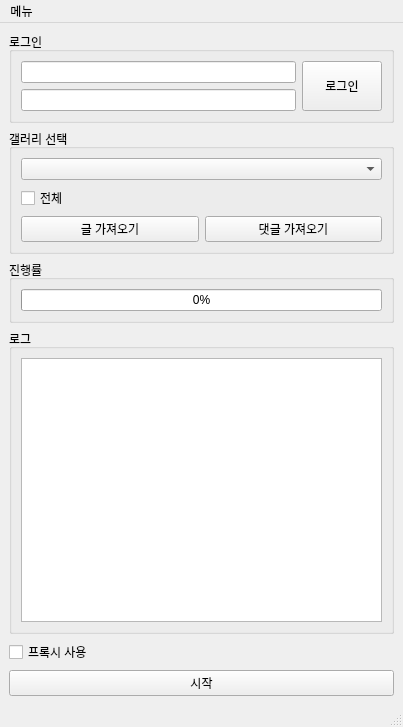
The window that dcinside_cleaner/gui/resources/ui/ui_main_window.ui (dlcjsdltlq/dcinside-cleaner) describes before a commit, drawn with Qt 5.
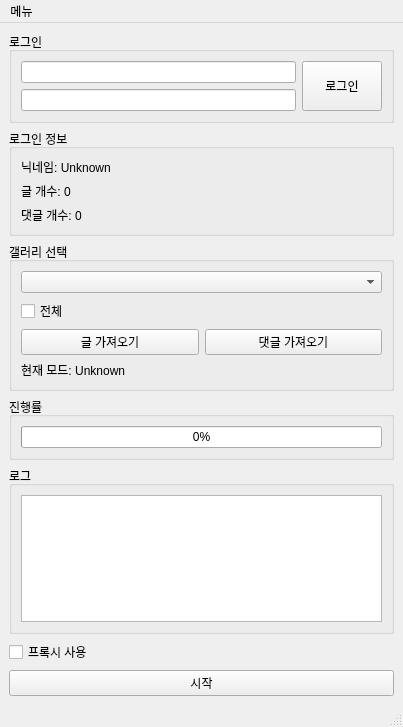
The same window after the commit.

What changed in the file:
```diff
--- a/dcinside_cleaner/gui/resources/ui/ui_main_window.ui
+++ b/dcinside_cleaner/gui/resources/ui/ui_main_window.ui
@@ -76,6 +76,36 @@
       </layout>
      </widget>
     </item>
+    <item>
+     <widget class="QGroupBox" name="groupBox">
+      <property name="title">
+       <string>로그인 정보</string>
+      </property>
+      <layout class="QVBoxLayout" name="verticalLayout_7">
+       <item>
+        <widget class="QLabel" name="label_nickname">
+         <property name="text">
+          <string>닉네임: Unknown</string>
+         </property>
+        </widget>
+       </item>
+       <item>
+        <widget class="QLabel" name="label_article_num">
+         <property name="text">
+          <string>글 개수: 0</string>
+         </property>
+        </widget>
+       </item>
+       <item>
+        <widget class="QLabel" name="label_comment_num">
+         <property name="text">
+          <string>댓글 개수: 0</string>
+         </property>
+        </widget>
+       </item>
+      </layout>
+     </widget>
+    </item>
     <item>
      <widget class="QGroupBox" name="group_box_gall">
       <property name="title">
@@ -113,6 +143,13 @@
          </item>
         </layout>
        </item>
+       <item>
+        <widget class="QLabel" name="label_current_mode">
+         <property name="text">
+          <string>현재 모드: Unknown</string>
+         </property>
+        </widget>
+       </item>
       </layout>
      </widget>
     </item>
```
